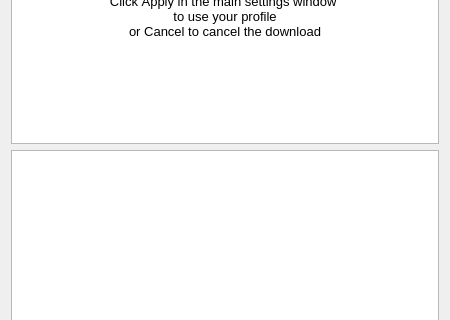
Above: src/restoreerrorsdialog.ui from EPC-MSU/XILab before the change; both pictures show x 0 to 450 and y 87 to 407 of the 450 by 640 pixel window. Below: the same form after it.
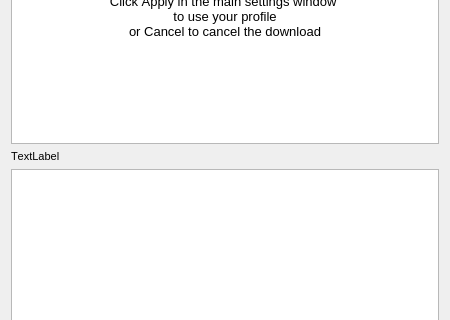
That is the form after the change.

```diff
--- a/src/restoreerrorsdialog.ui
+++ b/src/restoreerrorsdialog.ui
@@ -54,6 +54,13 @@
      </property>
     </widget>
    </item>
+   <item>
+    <widget class="QLabel" name="label">
+     <property name="text">
+      <string>TextLabel</string>
+     </property>
+    </widget>
+   </item>
    <item>
     <widget class="QListWidget" name="listWidget">
      <property name="font">
```
